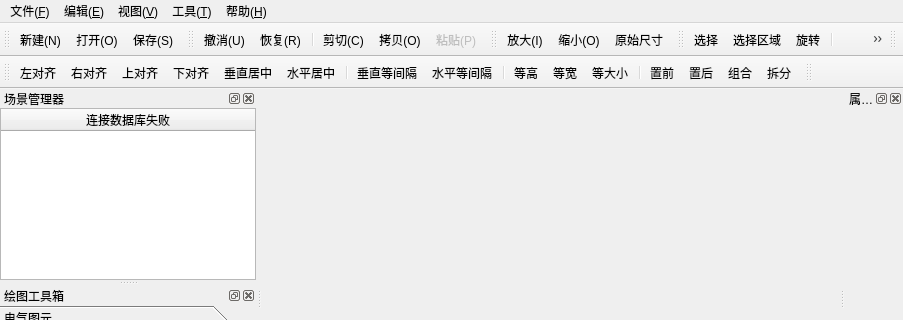
Old version of the form SKDraw/skdraw.ui in the repository song-kang/SKHMIProject; both pictures show x 0 to 903 and y 0 to 320 of the 903 by 528 pixel window.
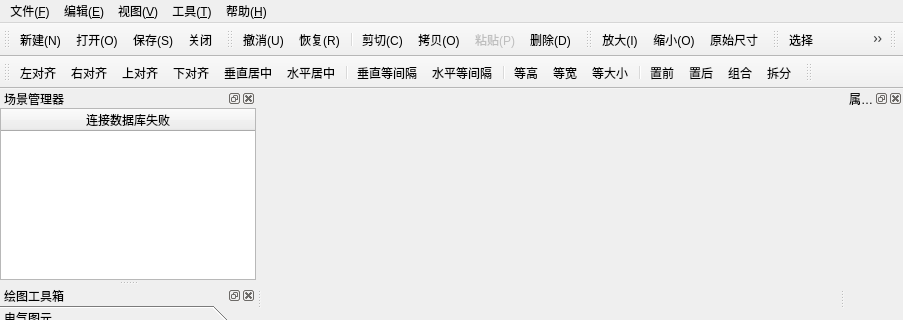
New version of the form. Icons and pictures are not drawn.

Diff of the .ui file:
```diff
--- a/SKDraw/skdraw.ui
+++ b/SKDraw/skdraw.ui
@@ -142,6 +142,7 @@
    <addaction name="actionNew"/>
    <addaction name="actionOpen"/>
    <addaction name="actionSave"/>
+   <addaction name="actionClose"/>
   </widget>
   <widget class="QStatusBar" name="statusBar"/>
   <widget class="QDockWidget" name="dockWidgetSence">
@@ -202,6 +203,7 @@
    <addaction name="actionCut"/>
    <addaction name="actionCopy"/>
    <addaction name="actionPaste"/>
+   <addaction name="actionDelete"/>
   </widget>
   <widget class="QToolBar" name="viewToolBar">
    <property name="windowTitle">
```
Left out of the diff: 8 changed lines with no effect on the pictures.
